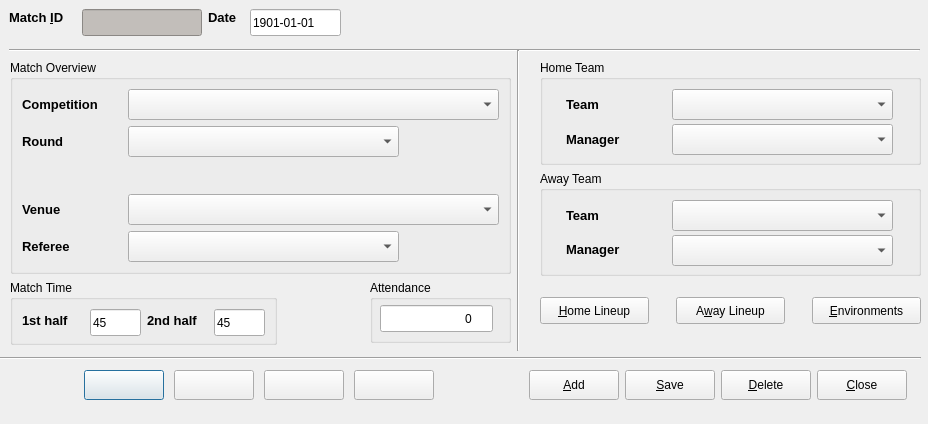
Old version of the form code/pyqt/gui/match_entry.ui in the repository soccermetrics/marcotti-desktop.
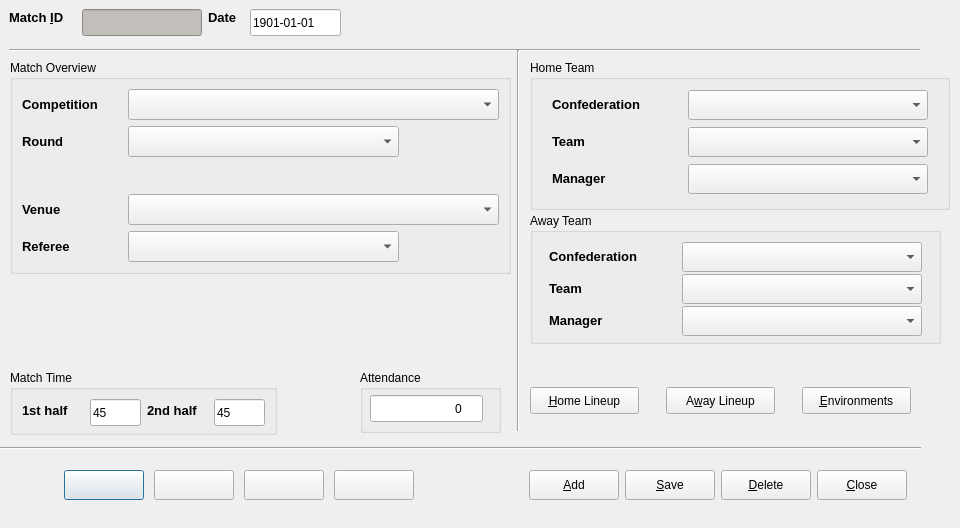
New version of the form. Icons and pictures are not drawn.

Commit message: Added confederation combobox to home/away sections of Match UI (#39)

```diff
--- a/code/pyqt/gui/match_entry.ui
+++ b/code/pyqt/gui/match_entry.ui
@@ -6,20 +6,20 @@
    <rect>
     <x>0</x>
     <y>0</y>
-    <width>928</width>
-    <height>424</height>
+    <width>960</width>
+    <height>528</height>
    </rect>
   </property>
   <property name="minimumSize">
    <size>
-    <width>928</width>
+    <width>929</width>
     <height>424</height>
    </size>
   </property>
   <property name="maximumSize">
    <size>
-    <width>928</width>
-    <height>424</height>
+    <width>960</width>
+    <height>600</height>
    </size>
   </property>
   <property name="windowTitle">
@@ -95,7 +95,7 @@
      <x>510</x>
      <y>50</y>
      <width>16</width>
-     <height>301</height>
+     <height>381</height>
     </rect>
    </property>
    <property name="orientation">
@@ -266,7 +266,7 @@
    <property name="geometry">
     <rect>
      <x>0</x>
-     <y>350</y>
+     <y>440</y>
      <width>921</width>
      <height>16</height>
     </rect>
@@ -324,7 +324,7 @@
    <property name="geometry">
     <rect>
      <x>10</x>
-     <y>280</y>
+     <y>370</y>
      <width>332</width>
      <height>65</height>
     </rect>
@@ -447,8 +447,8 @@
   <widget class="QWidget" name="layoutWidget">
    <property name="geometry">
     <rect>
-     <x>80</x>
-     <y>360</y>
+     <x>60</x>
+     <y>460</y>
      <width>361</width>
      <height>51</height>
     </rect>
@@ -563,215 +563,8 @@
   <widget class="QWidget" name="layoutWidget">
    <property name="geometry">
     <rect>
-     <x>540</x>
-     <y>60</y>
-     <width>381</width>
-     <height>216</height>
-    </rect>
-   </property>
-   <layout class="QVBoxLayout" name="verticalLayout">
-    <item>
-     <widget class="QGroupBox" name="hometeamBox">
-      <property name="title">
-       <string>Home Team</string>
-      </property>
-      <layout class="QGridLayout" name="gridLayout_2">
-       <item row="1" column="0">
-        <widget class="QLabel" name="label_8">
-         <property name="minimumSize">
-          <size>
-           <width>86</width>
-           <height>31</height>
-          </size>
-         </property>
-         <property name="maximumSize">
-          <size>
-           <width>86</width>
-           <height>31</height>
-          </size>
-         </property>
-         <property name="text">
-          <string>&lt;!DOCTYPE HTML PUBLIC &quot;-//W3C//DTD HTML 4.0//EN&quot; &quot;http://www.w3.org/TR/REC-html40/strict.dtd&quot;&gt;
-&lt;html&gt;&lt;head&gt;&lt;meta name=&quot;qrichtext&quot; content=&quot;1&quot; /&gt;&lt;style type=&quot;text/css&quot;&gt;
-p, li { white-space: pre-wrap; }
-&lt;/style&gt;&lt;/head&gt;&lt;body style=&quot; font-family:'Sans'; font-size:10pt; font-weight:400; font-style:normal;&quot;&gt;
-&lt;p style=&quot; margin-top:0px; margin-bottom:0px; margin-left:0px; margin-right:0px; -qt-block-indent:0; text-indent:0px;&quot;&gt;&lt;span style=&quot; font-weight:600;&quot;&gt;Manager&lt;/span&gt;&lt;/p&gt;&lt;/body&gt;&lt;/html&gt;</string>
-         </property>
-         <property name="buddy">
-          <cstring>homemgrSelect</cstring>
-         </property>
-        </widget>
-       </item>
-       <item row="1" column="1">
-        <widget class="QComboBox" name="homemgrSelect">
-         <property name="enabled">
-          <bool>true</bool>
-         </property>
-         <property name="minimumSize">
-          <size>
-           <width>221</width>
-           <height>31</height>
-          </size>
-         </property>
-         <property name="maximumSize">
-          <size>
-           <width>221</width>
-           <height>31</height>
-          </size>
-         </property>
-         <property name="toolTip">
-          <string>Home team manager</string>
-         </property>
-        </widget>
-       </item>
-       <item row="0" column="0">
-        <widget class="QLabel" name="label_7">
-         <property name="minimumSize">
-          <size>
-           <width>86</width>
-           <height>31</height>
-          </size>
-         </property>
-         <property name="maximumSize">
-          <size>
-           <width>86</width>
-           <height>31</height>
-          </size>
-         </property>
-         <property name="text">
-          <string>&lt;!DOCTYPE HTML PUBLIC &quot;-//W3C//DTD HTML 4.0//EN&quot; &quot;http://www.w3.org/TR/REC-html40/strict.dtd&quot;&gt;
-&lt;html&gt;&lt;head&gt;&lt;meta name=&quot;qrichtext&quot; content=&quot;1&quot; /&gt;&lt;style type=&quot;text/css&quot;&gt;
-p, li { white-space: pre-wrap; }
-&lt;/style&gt;&lt;/head&gt;&lt;body style=&quot; font-family:'Sans'; font-size:10pt; font-weight:400; font-style:normal;&quot;&gt;
-&lt;p style=&quot; margin-top:0px; margin-bottom:0px; margin-left:0px; margin-right:0px; -qt-block-indent:0; text-indent:0px;&quot;&gt;&lt;span style=&quot; font-weight:600;&quot;&gt;Team&lt;/span&gt;&lt;/p&gt;&lt;/body&gt;&lt;/html&gt;</string>
-         </property>
-         <property name="buddy">
-          <cstring>hometeamSelect</cstring>
-         </property>
-        </widget>
-       </item>
-       <item row="0" column="1">
-        <widget class="QComboBox" name="hometeamSelect">
-         <property name="minimumSize">
-          <size>
-           <width>221</width>
-           <height>31</height>
-          </size>
-         </property>
-         <property name="maximumSize">
-          <size>
-           <width>221</width>
-           <height>31</height>
-          </size>
-         </property>
-         <property name="toolTip">
-          <string>Home team name</string>
-         </property>
-        </widget>
-       </item>
-      </layout>
-     </widget>
-    </item>
-    <item>
-     <widget class="QGroupBox" name="awayteamBox">
-      <property name="title">
-       <string>Away Team</string>
-      </property>
-      <layout class="QGridLayout" name="gridLayout">
-       <item row="0" column="0">
-        <widget class="QLabel" name="label_9">
-         <property name="minimumSize">
-          <size>
-           <width>86</width>
-           <height>31</height>
-          </size>
-         </property>
-         <property name="maximumSize">
-          <size>
-           <width>86</width>
-           <height>31</height>
-          </size>
-         </property>
-         <property name="text">
-          <string>&lt;!DOCTYPE HTML PUBLIC &quot;-//W3C//DTD HTML 4.0//EN&quot; &quot;http://www.w3.org/TR/REC-html40/strict.dtd&quot;&gt;
-&lt;html&gt;&lt;head&gt;&lt;meta name=&quot;qrichtext&quot; content=&quot;1&quot; /&gt;&lt;style type=&quot;text/css&quot;&gt;
-p, li { white-space: pre-wrap; }
-&lt;/style&gt;&lt;/head&gt;&lt;body style=&quot; font-family:'Sans'; font-size:10pt; font-weight:400; font-style:normal;&quot;&gt;
-&lt;p style=&quot; margin-top:0px; margin-bottom:0px; margin-left:0px; margin-right:0px; -qt-block-indent:0; text-indent:0px;&quot;&gt;&lt;span style=&quot; font-weight:600;&quot;&gt;Team&lt;/span&gt;&lt;/p&gt;&lt;/body&gt;&lt;/html&gt;</string>
-         </property>
-         <property name="buddy">
-          <cstring>awayteamSelect</cstring>
-         </property>
-        </widget>
-       </item>
-       <item row="0" column="1">
-        <widget class="QComboBox" name="awayteamSelect">
-         <property name="enabled">
-          <bool>true</bool>
-         </property>
-         <property name="minimumSize">
-          <size>
-           <width>221</width>
-           <height>31</height>
-          </size>
-         </property>
-         <property name="maximumSize">
-          <size>
-           <width>221</width>
-           <height>31</height>
-          </size>
-         </property>
-         <property name="toolTip">
-          <string>Away team name</string>
-         </property>
-        </widget>
-       </item>
-       <item row="1" column="0">
-        <widget class="QLabel" name="label_10">
-         <property name="text">
-          <string>&lt;!DOCTYPE HTML PUBLIC &quot;-//W3C//DTD HTML 4.0//EN&quot; &quot;http://www.w3.org/TR/REC-html40/strict.dtd&quot;&gt;
-&lt;html&gt;&lt;head&gt;&lt;meta name=&quot;qrichtext&quot; content=&quot;1&quot; /&gt;&lt;style type=&quot;text/css&quot;&gt;
-p, li { white-space: pre-wrap; }
-&lt;/style&gt;&lt;/head&gt;&lt;body style=&quot; font-family:'Sans'; font-size:10pt; font-weight:400; font-style:normal;&quot;&gt;
-&lt;p style=&quot; margin-top:0px; margin-bottom:0px; margin-left:0px; margin-right:0px; -qt-block-indent:0; text-indent:0px;&quot;&gt;&lt;span style=&quot; font-weight:600;&quot;&gt;Manager&lt;/span&gt;&lt;/p&gt;&lt;/body&gt;&lt;/html&gt;</string>
-         </property>
-         <property name="buddy">
-          <cstring>awaymgrSelect</cstring>
-         </property>
-        </widget>
-       </item>
-       <item row="1" column="1">
-        <widget class="QComboBox" name="awaymgrSelect">
-         <property name="enabled">
-          <bool>true</bool>
-         </property>
-         <property name="minimumSize">
-          <size>
-           <width>221</width>
-           <height>31</height>
-          </size>
-         </property>
-         <property name="maximumSize">
-          <size>
-           <width>221</width>
-           <height>31</height>
-          </size>
-         </property>
-         <property name="toolTip">
-          <string>Away team manager</string>
-         </property>
-        </widget>
-       </item>
-      </layout>
-     </widget>
-    </item>
-   </layout>
-  </widget>
-  <widget class="QWidget" name="layoutWidget">
-   <property name="geometry">
-    <rect>
-     <x>540</x>
-     <y>280</y>
+     <x>530</x>
+     <y>370</y>
      <width>381</width>
      <height>61</height>
     </rect>
@@ -884,7 +677,7 @@
    <property name="geometry">
     <rect>
      <x>520</x>
-     <y>360</y>
+     <y>460</y>
      <width>401</width>
      <height>51</height>
     </rect>
@@ -1025,8 +818,8 @@
   <widget class="QGroupBox" name="attendanceBox">
    <property name="geometry">
     <rect>
-     <x>370</x>
-     <y>280</y>
+     <x>360</x>
+     <y>370</y>
      <width>141</width>
      <height>63</height>
     </rect>
@@ -1072,6 +865,333 @@
     </property>
    </widget>
   </widget>
+  <widget class="QGroupBox" name="hometeamBox">
+   <property name="geometry">
+    <rect>
+     <x>530</x>
+     <y>60</y>
+     <width>420</width>
+     <height>150</height>
+    </rect>
+   </property>
+   <property name="minimumSize">
+    <size>
+     <width>420</width>
+     <height>150</height>
+    </size>
+   </property>
+   <property name="maximumSize">
+    <size>
+     <width>420</width>
+     <height>150</height>
+    </size>
+   </property>
+   <property name="title">
+    <string>Home Team</string>
+   </property>
+   <layout class="QGridLayout" name="gridLayout_2">
+    <item row="2" column="0">
+     <widget class="QLabel" name="label_8">
+      <property name="minimumSize">
+       <size>
+        <width>120</width>
+        <height>30</height>
+       </size>
+      </property>
+      <property name="maximumSize">
+       <size>
+        <width>120</width>
+        <height>30</height>
+       </size>
+      </property>
+      <property name="text">
+       <string>&lt;!DOCTYPE HTML PUBLIC &quot;-//W3C//DTD HTML 4.0//EN&quot; &quot;http://www.w3.org/TR/REC-html40/strict.dtd&quot;&gt;
+&lt;html&gt;&lt;head&gt;&lt;meta name=&quot;qrichtext&quot; content=&quot;1&quot; /&gt;&lt;style type=&quot;text/css&quot;&gt;
+p, li { white-space: pre-wrap; }
+&lt;/style&gt;&lt;/head&gt;&lt;body style=&quot; font-family:'Sans'; font-size:10pt; font-weight:400; font-style:normal;&quot;&gt;
+&lt;p style=&quot; margin-top:0px; margin-bottom:0px; margin-left:0px; margin-right:0px; -qt-block-indent:0; text-indent:0px;&quot;&gt;&lt;span style=&quot; font-weight:600;&quot;&gt;Manager&lt;/span&gt;&lt;/p&gt;&lt;/body&gt;&lt;/html&gt;</string>
+      </property>
+      <property name="buddy">
+       <cstring>homemgrSelect</cstring>
+      </property>
+     </widget>
+    </item>
+    <item row="2" column="1">
+     <widget class="QComboBox" name="homemgrSelect">
+      <property name="enabled">
+       <bool>true</bool>
+      </property>
+      <property name="minimumSize">
+       <size>
+        <width>240</width>
+        <height>30</height>
+       </size>
+      </property>
+      <property name="maximumSize">
+       <size>
+        <width>240</width>
+        <height>30</height>
+       </size>
+      </property>
+      <property name="toolTip">
+       <string>Home team manager</string>
+      </property>
+     </widget>
+    </item>
+    <item row="1" column="0">
+     <widget class="QLabel" name="label_7">
+      <property name="minimumSize">
+       <size>
+        <width>120</width>
+        <height>30</height>
+       </size>
+      </property>
+      <property name="maximumSize">
+       <size>
+        <width>120</width>
+        <height>30</height>
+       </size>
+      </property>
+      <property name="text">
+       <string>&lt;!DOCTYPE HTML PUBLIC &quot;-//W3C//DTD HTML 4.0//EN&quot; &quot;http://www.w3.org/TR/REC-html40/strict.dtd&quot;&gt;
+&lt;html&gt;&lt;head&gt;&lt;meta name=&quot;qrichtext&quot; content=&quot;1&quot; /&gt;&lt;style type=&quot;text/css&quot;&gt;
+p, li { white-space: pre-wrap; }
+&lt;/style&gt;&lt;/head&gt;&lt;body style=&quot; font-family:'Sans'; font-size:10pt; font-weight:400; font-style:normal;&quot;&gt;
+&lt;p style=&quot; margin-top:0px; margin-bottom:0px; margin-left:0px; margin-right:0px; -qt-block-indent:0; text-indent:0px;&quot;&gt;&lt;span style=&quot; font-weight:600;&quot;&gt;Team&lt;/span&gt;&lt;/p&gt;&lt;/body&gt;&lt;/html&gt;</string>
+      </property>
+      <property name="buddy">
+       <cstring>hometeamSelect</cstring>
+      </property>
+     </widget>
+    </item>
+    <item row="1" column="1">
+     <widget class="QComboBox" name="hometeamSelect">
+      <property name="minimumSize">
+       <size>
+        <width>240</width>
+        <height>30</height>
+       </size>
+      </property>
+      <property name="maximumSize">
+       <size>
+        <width>240</width>
+        <height>30</height>
+       </size>
+      </property>
+      <property name="toolTip">
+       <string>Home team name</string>
+      </property>
+     </widget>
+    </item>
+    <item row="0" column="1">
+     <widget class="QComboBox" name="homeconfedSelect">
+      <property name="minimumSize">
+       <size>
+        <width>240</width>
+        <height>30</height>
+       </size>
+      </property>
+      <property name="maximumSize">
+       <size>
+        <width>240</width>
+        <height>30</height>
+       </size>
+      </property>
+      <property name="toolTip">
+       <string>Home team name</string>
+      </property>
+     </widget>
+    </item>
+    <item row="0" column="0">
+     <widget class="QLabel" name="label_13">
+      <property name="minimumSize">
+       <size>
+        <width>120</width>
+        <height>30</height>
+       </size>
+      </property>
+      <property name="maximumSize">
+       <size>
+        <width>120</width>
+        <height>30</height>
+       </size>
+      </property>
+      <property name="text">
+       <string>&lt;!DOCTYPE HTML PUBLIC &quot;-//W3C//DTD HTML 4.0//EN&quot; &quot;http://www.w3.org/TR/REC-html40/strict.dtd&quot;&gt;
+&lt;html&gt;&lt;head&gt;&lt;meta name=&quot;qrichtext&quot; content=&quot;1&quot; /&gt;&lt;style type=&quot;text/css&quot;&gt;
+p, li { white-space: pre-wrap; }
+&lt;/style&gt;&lt;/head&gt;&lt;body style=&quot; font-family:'Sans'; font-size:10pt; font-weight:400; font-style:normal;&quot;&gt;
+&lt;p style=&quot; margin-top:0px; margin-bottom:0px; margin-left:0px; margin-right:0px; -qt-block-indent:0; text-indent:0px;&quot;&gt;&lt;span style=&quot; font-weight:600;&quot;&gt;Confederation&lt;/span&gt;&lt;/p&gt;&lt;/body&gt;&lt;/html&gt;</string>
+      </property>
+      <property name="buddy">
+       <cstring>hometeamSelect</cstring>
+      </property>
+     </widget>
+    </item>
+   </layout>
+  </widget>
+  <widget class="QGroupBox" name="awayteamBox">
+   <property name="geometry">
+    <rect>
+     <x>530</x>
+     <y>213</y>
+     <width>411</width>
+     <height>131</height>
+    </rect>
+   </property>
+   <property name="maximumSize">
+    <size>
+     <width>420</width>
+     <height>150</height>
+    </size>
+   </property>
+   <property name="title">
+    <string>Away Team</string>
+   </property>
+   <layout class="QGridLayout" name="gridLayout">
+    <item row="1" column="0">
+     <widget class="QLabel" name="label_9">
+      <property name="minimumSize">
+       <size>
+        <width>120</width>
+        <height>30</height>
+       </size>
+      </property>
+      <property name="maximumSize">
+       <size>
+        <width>120</width>
+        <height>30</height>
+       </size>
+      </property>
+      <property name="text">
+       <string>&lt;!DOCTYPE HTML PUBLIC &quot;-//W3C//DTD HTML 4.0//EN&quot; &quot;http://www.w3.org/TR/REC-html40/strict.dtd&quot;&gt;
+&lt;html&gt;&lt;head&gt;&lt;meta name=&quot;qrichtext&quot; content=&quot;1&quot; /&gt;&lt;style type=&quot;text/css&quot;&gt;
+p, li { white-space: pre-wrap; }
+&lt;/style&gt;&lt;/head&gt;&lt;body style=&quot; font-family:'Sans'; font-size:10pt; font-weight:400; font-style:normal;&quot;&gt;
+&lt;p style=&quot; margin-top:0px; margin-bottom:0px; margin-left:0px; margin-right:0px; -qt-block-indent:0; text-indent:0px;&quot;&gt;&lt;span style=&quot; font-weight:600;&quot;&gt;Team&lt;/span&gt;&lt;/p&gt;&lt;/body&gt;&lt;/html&gt;</string>
+      </property>
+      <property name="buddy">
+       <cstring>awayteamSelect</cstring>
+      </property>
+     </widget>
+    </item>
+    <item row="1" column="1">
+     <widget class="QComboBox" name="awayteamSelect">
+      <property name="enabled">
+       <bool>true</bool>
+      </property>
+      <property name="minimumSize">
+       <size>
+        <width>240</width>
+        <height>30</height>
+       </size>
+      </property>
+      <property name="maximumSize">
+       <size>
+        <width>240</width>
+        <height>30</height>
+       </size>
+      </property>
+      <property name="toolTip">
+       <string>Away team name</string>
+      </property>
+     </widget>
+    </item>
+    <item row="2" column="0">
+     <widget class="QLabel" name="label_10">
+      <property name="minimumSize">
+       <size>
+        <width>120</width>
+        <height>30</height>
+       </size>
+      </property>
+      <property name="maximumSize">
+       <size>
+        <width>120</width>
+        <height>30</height>
+       </size>
+      </property>
+      <property name="text">
+       <string>&lt;!DOCTYPE HTML PUBLIC &quot;-//W3C//DTD HTML 4.0//EN&quot; &quot;http://www.w3.org/TR/REC-html40/strict.dtd&quot;&gt;
+&lt;html&gt;&lt;head&gt;&lt;meta name=&quot;qrichtext&quot; content=&quot;1&quot; /&gt;&lt;style type=&quot;text/css&quot;&gt;
+p, li { white-space: pre-wrap; }
+&lt;/style&gt;&lt;/head&gt;&lt;body style=&quot; font-family:'Sans'; font-size:10pt; font-weight:400; font-style:normal;&quot;&gt;
+&lt;p style=&quot; margin-top:0px; margin-bottom:0px; margin-left:0px; margin-right:0px; -qt-block-indent:0; text-indent:0px;&quot;&gt;&lt;span style=&quot; font-weight:600;&quot;&gt;Manager&lt;/span&gt;&lt;/p&gt;&lt;/body&gt;&lt;/html&gt;</string>
+      </property>
+      <property name="buddy">
+       <cstring>awaymgrSelect</cstring>
+      </property>
+     </widget>
+    </item>
+    <item row="2" column="1">
+     <widget class="QComboBox" name="awaymgrSelect">
+      <property name="enabled">
+       <bool>true</bool>
+      </property>
+      <property name="minimumSize">
+       <size>
+        <width>240</width>
+        <height>30</height>
+       </size>
+      </property>
+      <property name="maximumSize">
+       <size>
+        <width>240</width>
+        <height>30</height>
+       </size>
+      </property>
+      <property name="toolTip">
+       <string>Away team manager</string>
+      </property>
+     </widget>
+    </item>
+    <item row="0" column="1">
+     <widget class="QComboBox" name="awayconfedSelect">
+      <property name="minimumSize">
+       <size>
+        <width>240</width>
+        <height>30</height>
+       </size>
+      </property>
+      <property name="maximumSize">
+       <size>
+        <width>240</width>
+        <height>30</height>
+       </size>
+      </property>
+      <property name="toolTip">
+       <string>Home team name</string>
+      </property>
+     </widget>
+    </item>
+    <item row="0" column="0">
+     <widget class="QLabel" name="label_14">
+      <property name="minimumSize">
+       <size>
+        <width>120</width>
+        <height>30</height>
+       </size>
+      </property>
+      <property name="maximumSize">
+       <size>
+        <width>120</width>
+        <height>30</height>
+       </size>
+      </property>
+      <property name="text">
+       <string>&lt;!DOCTYPE HTML PUBLIC &quot;-//W3C//DTD HTML 4.0//EN&quot; &quot;http://www.w3.org/TR/REC-html40/strict.dtd&quot;&gt;
+&lt;html&gt;&lt;head&gt;&lt;meta name=&quot;qrichtext&quot; content=&quot;1&quot; /&gt;&lt;style type=&quot;text/css&quot;&gt;
+p, li { white-space: pre-wrap; }
+&lt;/style&gt;&lt;/head&gt;&lt;body style=&quot; font-family:'Sans'; font-size:10pt; font-weight:400; font-style:normal;&quot;&gt;
+&lt;p style=&quot; margin-top:0px; margin-bottom:0px; margin-left:0px; margin-right:0px; -qt-block-indent:0; text-indent:0px;&quot;&gt;&lt;span style=&quot; font-weight:600;&quot;&gt;Confederation&lt;/span&gt;&lt;/p&gt;&lt;/body&gt;&lt;/html&gt;</string>
+      </property>
+      <property name="buddy">
+       <cstring>hometeamSelect</cstring>
+      </property>
+     </widget>
+    </item>
+   </layout>
+  </widget>
  </widget>
  <resources>
   <include location="fmrd_resources.qrc"/>
```
